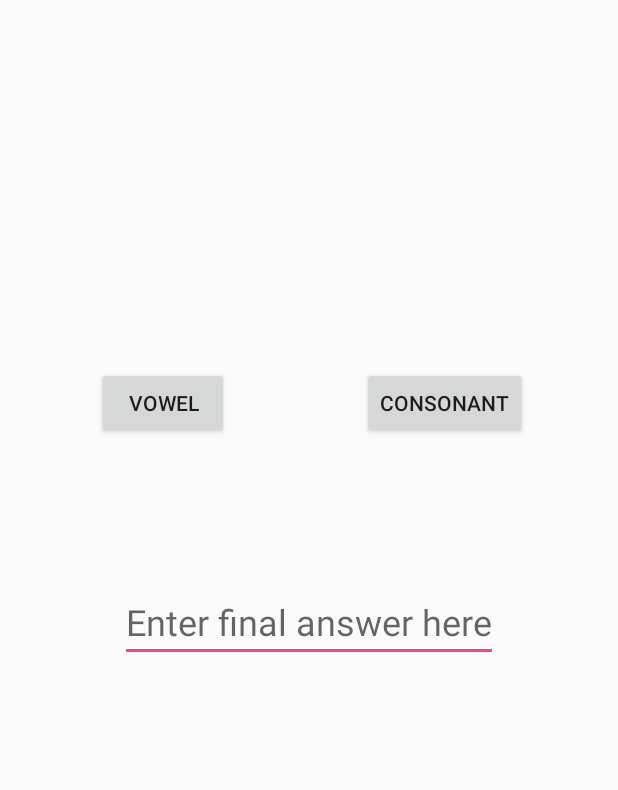
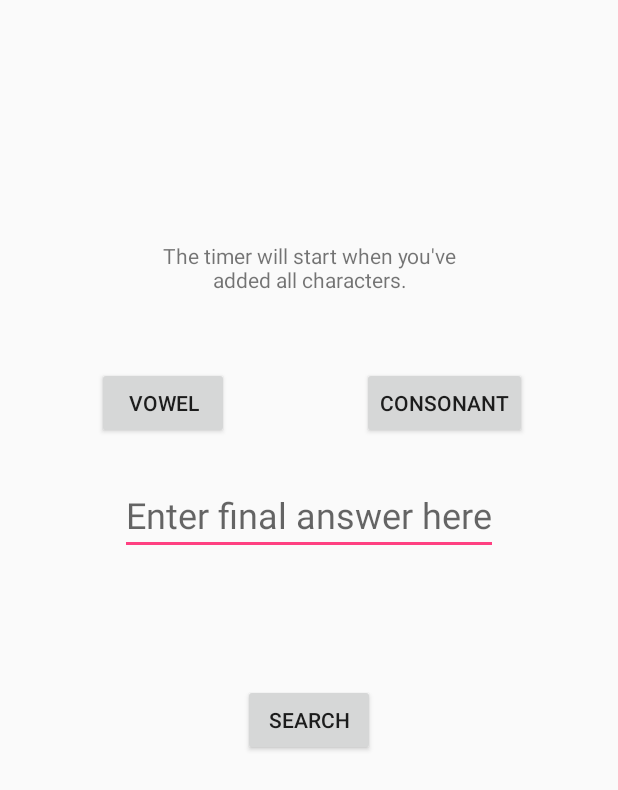
Before and after one commit to David-Denny/Countdown, an Android app: the screen it shows after launch (MainActivity), on a phone screen of 412 x 824 dp. Shown: the top 790 px of the screen. Run offline under Robolectric (Android 15) with nearby library versions, the phone set to English and light mode, and no system bars.

Commit message:
Implement Oxford Dictionary API to validate user inputted words

```diff
--- a/app/src/main/AndroidManifest.xml
+++ b/app/src/main/AndroidManifest.xml
@@ -1,6 +1,8 @@
 <?xml version="1.0" encoding="utf-8"?>
 <manifest xmlns:android="http://schemas.android.com/apk/res/android"
     package="dave.countdown">
+
+    <uses-permission android:name="android.permission.INTERNET" />
 
     <application
         android:allowBackup="true"
--- a/app/src/main/res/layout/activity_main.xml
+++ b/app/src/main/res/layout/activity_main.xml
@@ -166,6 +166,8 @@
         android:id="@+id/timer"
         android:layout_width="wrap_content"
         android:layout_height="wrap_content"
+        android:gravity="center"
+        android:text="@string/the_timer_will_start_when_you_finish_adding_your_characters"
         app:layout_constraintBottom_toTopOf="@+id/vowelButton"
         app:layout_constraintEnd_toEndOf="parent"
         app:layout_constraintStart_toStartOf="parent"
@@ -178,10 +180,24 @@
         android:textSize="24sp"
         android:hint="Enter final answer here"
         android:inputType="text"
-        app:layout_constraintVertical_bias="0.2"
+        app:layout_constraintVertical_bias="0.05"
         app:layout_constraintBottom_toBottomOf="parent"
         app:layout_constraintEnd_toEndOf="parent"
         app:layout_constraintStart_toStartOf="parent"
         app:layout_constraintTop_toBottomOf="@+id/consonantButton" />
 
+    <Button
+        android:id="@+id/checkAnswer"
+        android:layout_width="wrap_content"
+        android:layout_height="wrap_content"
+        android:layout_marginBottom="8dp"
+        android:layout_marginTop="8dp"
+        android:onClick="startAnswerCheck"
+        android:text="Search"
+        app:layout_constraintBottom_toBottomOf="parent"
+        app:layout_constraintEnd_toEndOf="parent"
+        app:layout_constraintStart_toStartOf="parent"
+        app:layout_constraintTop_toBottomOf="@+id/userInput"
+        app:layout_constraintVertical_bias="0.2" />
+
 </android.support.constraint.ConstraintLayout>
--- a/app/src/main/res/values/strings.xml
+++ b/app/src/main/res/values/strings.xml
@@ -1,3 +1,4 @@
 <resources>
     <string name="app_name">CountDown</string>
+    <string name="the_timer_will_start_when_you_finish_adding_your_characters">The timer will start when you\'ve\nadded all characters.</string>
 </resources>
```
Also changed, not shown: app/src/main/java/dave/countdown/MainActivity.java (+80 -8 lines).
